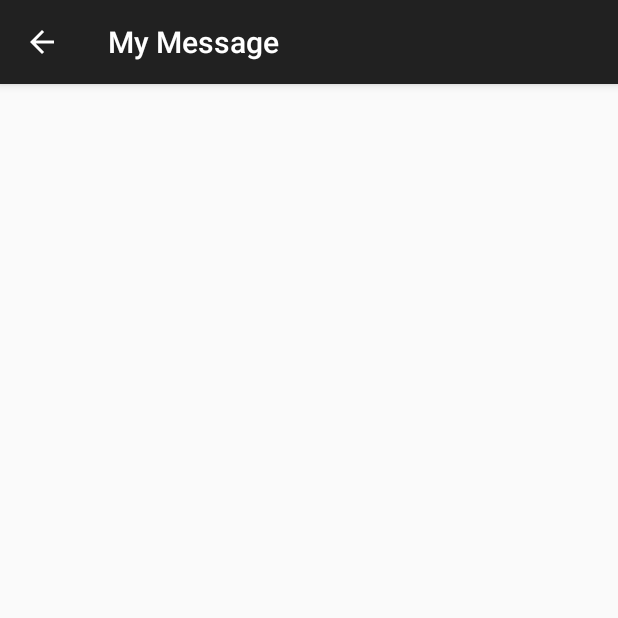
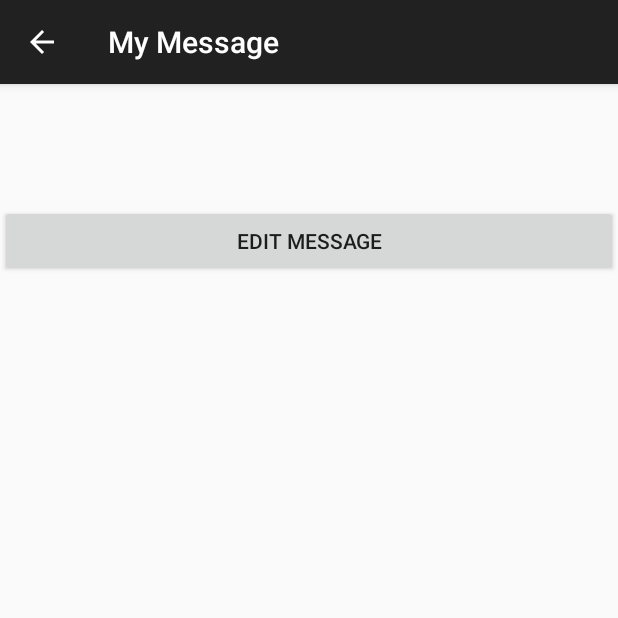
Before and after one commit to alexanderwu/WhereDidItGo, an Android app: the DisplayMessageActivity screen opened directly, with no data from a screen before it, on a phone screen of 412 x 824 dp, the top half of it. Run offline under Robolectric (Android 15) with nearby library versions, the phone set to English and light mode, and no system bars.

Commit message:
Displays message before editMessage

```diff
--- a/app/src/main/java/com/example/alexanderwu/wherediditgo/DisplayMessageActivity.java
+++ b/app/src/main/java/com/example/alexanderwu/wherediditgo/DisplayMessageActivity.java
@@ -1,14 +1,18 @@
 package com.example.alexanderwu.wherediditgo;
 
 import android.content.Intent;
+import android.content.SharedPreferences;
 import android.os.Bundle;
 import android.support.v7.app.ActionBarActivity;
 import android.view.MenuItem;
+import android.view.View;
 import android.view.ViewGroup.LayoutParams;
+import android.widget.Button;
 import android.widget.LinearLayout;
 import android.widget.TextView;
 
 public class DisplayMessageActivity extends ActionBarActivity {
+    public static final String PREFS_NAME = "MyPrefsFile";
 
     @Override
     protected void onCreate(Bundle savedInstanceState) {
@@ -22,19 +26,37 @@ public class DisplayMessageActivity extends ActionBarActivity {
         setContentView(linLayout, linLayoutParam);
 
         // Get the message from the intent
-        Intent intent = getIntent();
-        String message = intent.getStringExtra(MyActivity.EXTRA_MESSAGE);
+        //Intent intent = getIntent();
+        //String message = intent.getStringExtra(MyActivity.EXTRA_MESSAGE);
 
         // Create the text view
         TextView textView = new TextView(this);
+
+        SharedPreferences settings = getSharedPreferences(PREFS_NAME, 0);
+        String message = settings.getString("myNote","");
+
         textView.setTextSize(30);
         textView.setText(message);
         textView.setPadding(30,30,30,30);
         linLayout.addView(textView);
 
-        // Set the text view as the activity layout
+        //Create the editButton
+        Button editButton = new Button(this);
+        editButton.setText("Edit Message");
+        editButton.setOnClickListener(new View.OnClickListener() {
+            @Override
+            public void onClick(View v) {
+                Intent intent = new Intent(v.getContext(), EditMessageActivity.class);
+                startActivity(intent);
+            }
+        });
+        linLayout.addView(editButton);
+
+        // Set the linLayout as the activity layout
         setContentView(linLayout);
     }
+
+    // Edit Message
 
     @Override
     public boolean onOptionsItemSelected(MenuItem item) {
--- a/app/src/main/java/com/example/alexanderwu/wherediditgo/MyActivity.java
+++ b/app/src/main/java/com/example/alexanderwu/wherediditgo/MyActivity.java
@@ -20,7 +20,7 @@ public class MyActivity extends ActionBarActivity {
     }
 
     public void newMessage(View view) {
-        Intent intent = new Intent(this, EditMessageActivity.class);
+        Intent intent = new Intent(this, DisplayMessageActivity.class);
         startActivity(intent);
     }
 
```
Also changed, not shown: app/src/main/AndroidManifest.xml (+6 -6 lines), app/src/main/java/com/example/alexanderwu/wherediditgo/EditMessageActivity.java (+7 -3 lines), app/src/main/res/layout/activity_my.xml (+16 -4 lines).
